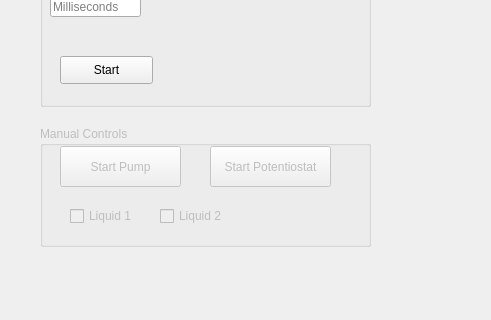
atraastrum/project-a-elec-e8002, file user-interface/ExperimentControl/mainwindow.ui: the form before one commit; both pictures show x 0 to 491 and y 280 to 600 of the 1024 by 600 pixel window.
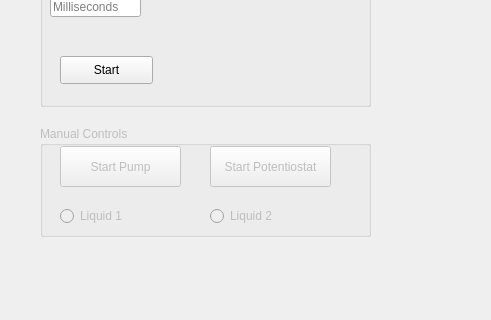
The form after the commit.

Commit message: Disable auto and manual mode on start

```diff
--- a/user-interface/ExperimentControl/mainwindow.ui
+++ b/user-interface/ExperimentControl/mainwindow.ui
@@ -23,7 +23,7 @@
       <x>40</x>
       <y>370</y>
       <width>331</width>
-      <height>121</height>
+      <height>111</height>
      </rect>
     </property>
     <property name="title">
@@ -58,12 +58,12 @@
       <string>Start Potentiostat</string>
      </property>
     </widget>
-    <widget class="QCheckBox" name="liquid1Control">
+    <widget class="QRadioButton" name="liquid1Control">
      <property name="geometry">
       <rect>
-       <x>30</x>
+       <x>20</x>
        <y>80</y>
-       <width>81</width>
+       <width>95</width>
        <height>20</height>
       </rect>
      </property>
@@ -71,12 +71,12 @@
       <string>Liquid 1</string>
      </property>
     </widget>
-    <widget class="QCheckBox" name="liquid2Control">
+    <widget class="QRadioButton" name="liquid2Control">
      <property name="geometry">
       <rect>
-       <x>120</x>
+       <x>170</x>
        <y>80</y>
-       <width>81</width>
+       <width>95</width>
        <height>20</height>
       </rect>
      </property>
```
Left out of the diff: 9 changed lines with no effect on the pictures. The commit also changes 2 other files.
